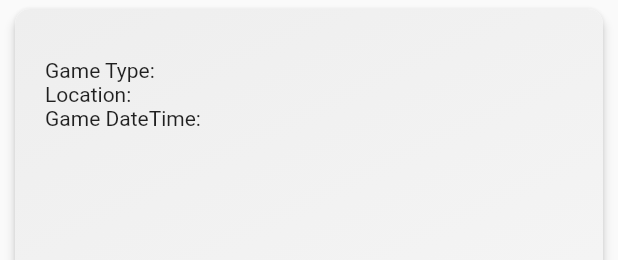
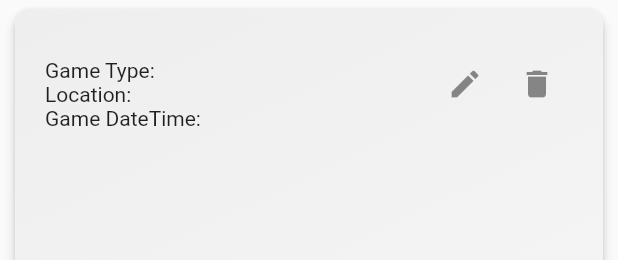
Before and after one commit to pedroalmeida96/gamebuddy-flutter, a Flutter app: the FancyCard widget shown alone on an empty page, opened directly with empty values, on a phone screen of 412 x 824 dp. Shown: the top 260 px of the screen. Run offline on Flutter 3.47's test engine with Material 2 defaults, Android fonts, the phone set to English and light mode, and no system bars; our stand-ins replace fluttertoast, multi_select_flutter; accounts and stored records are empty; network calls fail.

Commit message:
edit and delete button added

```diff
--- a/lib/games_list.dart
+++ b/lib/games_list.dart
@@ -57,6 +57,8 @@ class _GameListScreenState extends State<GameListScreen> {
                 gameType: game.gameType,
                 location: game.location,
                 gameDateTime: game.gameDateTime,
+                onEdit: () {},
+                onDelete: () {},
               ),
             );
           },
--- a/lib/widgets/FancyCard.dart
+++ b/lib/widgets/FancyCard.dart
@@ -5,6 +5,8 @@ class FancyCard extends StatelessWidget {
   final String gameType;
   final String location;
   final String gameDateTime;
+  final VoidCallback onEdit;
+  final VoidCallback onDelete;
 
   const FancyCard({
     Key? key,
@@ -12,6 +14,8 @@ class FancyCard extends StatelessWidget {
     required this.gameType,
     required this.location,
     required this.gameDateTime,
+    required this.onEdit,
+    required this.onDelete,
   }) : super(key: key);
 
   @override
@@ -64,6 +68,21 @@ class FancyCard extends StatelessWidget {
               ),
             ],
           ),
+          trailing: Row(
+            mainAxisSize: MainAxisSize.min,
+            children: [
+              IconButton(
+                onPressed: onEdit,
+                icon: Icon(Icons.edit),
+                tooltip: 'Edit',
+              ),
+              IconButton(
+                onPressed: onDelete,
+                icon: Icon(Icons.delete),
+                tooltip: 'Delete',
+              ),
+            ],
+          ),
         ),
       ),
     );
```
